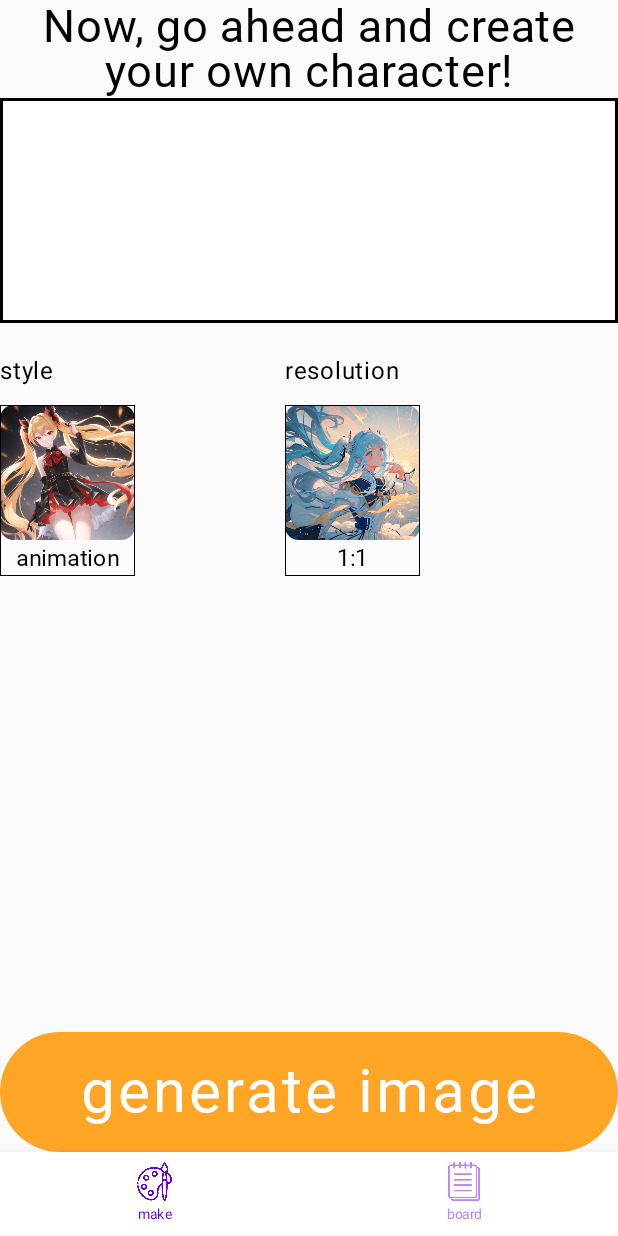
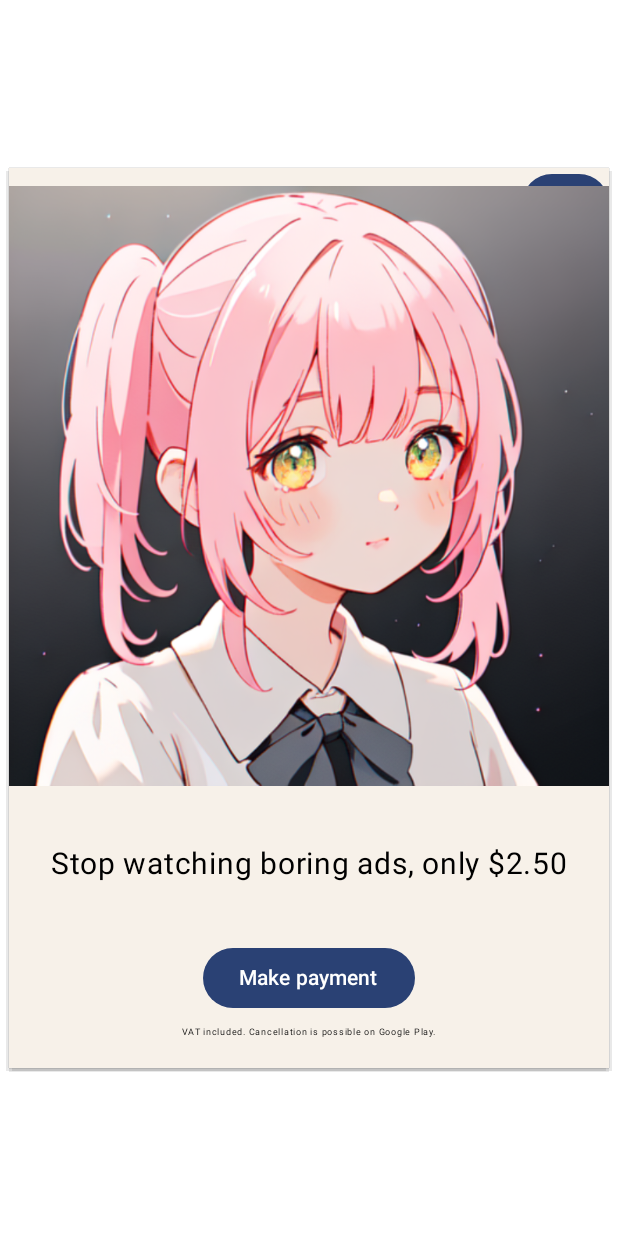
Before and after one commit to lectykim/PARED_GAMES_aijyakae, an Android app built with Jetpack Compose: the MakeJyakae screen opened through its navigation route, on a phone screen of 412 x 824 dp. Run offline under Robolectric (Android 15) with nearby library versions, the phone set to English and light mode, and no system bars; our stand-ins replace AdMob; libraries missing offline, so code that uses them is left out: com.gun0912.tedpermission; pictures from the network do not load; Roboto replaces fonts that are not available here; 1 statement that could not run was skipped.

Commit message:
[FEAT] imply payment system

```diff
--- a/app/src/main/java/com/paredgames/aijyakae/data/util/SharedPreferenceDataKeys.kt
+++ b/app/src/main/java/com/paredgames/aijyakae/data/util/SharedPreferenceDataKeys.kt
@@ -4,4 +4,5 @@ object SharedPreferenceDataKeys {
     const val  SHARED_KEY_BEFORE_LOGIN:String="BeforeLogin"
     const val IS_LOGIN_KEY:String="isLogin"
     const val LAST_MODIFIED_STR_KEY:String="LastModifiedStr"
+    const val IS_ADD_SHOW:String="isAddShow"
 }
--- a/app/src/main/java/com/paredgames/aijyakae/ui/composables/makejyakae/MakeJyakaeComposable.kt
+++ b/app/src/main/java/com/paredgames/aijyakae/ui/composables/makejyakae/MakeJyakaeComposable.kt
@@ -8,6 +8,7 @@ import android.util.Log
 import android.widget.EditText
 import android.widget.Toast
 import androidx.annotation.RequiresApi
+import androidx.compose.foundation.Image
 import androidx.compose.foundation.layout.Arrangement
 import androidx.compose.foundation.layout.Column
 import androidx.compose.foundation.layout.PaddingValues
@@ -65,6 +66,7 @@ import com.paredgames.aijyakae.ui.composables.beforelogin.title.TitleText
 import com.paredgames.aijyakae.ui.composables.makejyakae.item.DrawingStyleItemBottomSheet
 import com.paredgames.aijyakae.ui.composables.makejyakae.item.ItemLogo
 import com.paredgames.aijyakae.ui.composables.makejyakae.item.ResolutionItemBottomSheet
+import com.paredgames.aijyakae.ui.composables.makejyakae.popupbox.PopupBox
 import com.paredgames.aijyakae.ui.composables.makejyakae.textfield.CustomTextField
 import com.paredgames.aijyakae.ui.nav.BottomNavBar
 import com.paredgames.aijyakae.ui.theme.AijyakaeTheme
@@ -116,6 +118,11 @@ import java.net.URL
             mutableStateOf(false)
         }
 
+        var showPopup by rememberSaveable {
+            mutableStateOf(makeJyakaeViewModel.getPreferenceData(SharedPreferenceDataKeys.IS_ADD_SHOW,"true"))
+        }
+
+
         if(isDrawingStyleModalOpen){
             DrawingStyleItemBottomSheet(
                 closeSheet = {isDrawingStyleModalOpen=false},
@@ -130,6 +137,8 @@ import java.net.URL
             )
 
         }
+
+
 
         if(isFinal){
             FinalResultImage(modifier = modifier, makeJyakaeViewModel = makeJyakaeViewModel, navController = navController)
@@ -271,12 +280,37 @@ import java.net.URL
                     }
                 }
                 BottomNavBar(navController = navController)
+
             }
+            PopupBox(
+                popupWidth = 400,
+                popupHeight = 600,
+                showPopup = showPopup,
+                onClickCancelButton = {showPopup="false"},
+                content = { PaymentCompose() },
+                makeJyakaeViewModel
+            )
         }
 
 
     }
 
+@Composable
+fun PaymentCompose(){
+    Column (
+        verticalArrangement = Arrangement.Center,
+        horizontalAlignment = Alignment.CenterHorizontally
+    ){
+        Image(painter = painterResource(id = R.drawable.twod_image), contentDescription = "no_add")
+        Spacer(modifier = Modifier.padding(20.dp))
+        Text(text = stringResource(id = R.string.no_add_introduce), fontSize = 20.sp)
+        Spacer(modifier = Modifier.padding(20.dp))
+        Button(onClick = { /*TODO: 결제모듈 구현*/ }) {
+            Text(text = stringResource(id = R.string.add_payment))
+        }
+        Text(text = stringResource(id = R.string.no_add_small_introduce), fontSize = 6.sp)
+    }
+}
 
 @Composable
 fun FinalResultImage(
--- /dev/null
+++ b/app/src/main/java/com/paredgames/aijyakae/ui/composables/makejyakae/popupbox/Popupbox.kt
@@ -0,0 +1,69 @@
+package com.paredgames.aijyakae.ui.composables.makejyakae.popupbox
+
+import androidx.compose.foundation.background
+import androidx.compose.foundation.layout.Box
+import androidx.compose.foundation.layout.fillMaxSize
+import androidx.compose.foundation.layout.fillMaxWidth
+import androidx.compose.foundation.layout.height
+import androidx.compose.foundation.layout.width
+import androidx.compose.foundation.shape.RoundedCornerShape
+import androidx.compose.material3.Button
+import androidx.compose.material3.Text
+import androidx.compose.runtime.Composable
+import androidx.compose.ui.Alignment
+import androidx.compose.ui.Modifier
+import androidx.compose.ui.draw.clip
+import androidx.compose.ui.graphics.Color
+import androidx.compose.ui.res.colorResource
+import androidx.compose.ui.unit.dp
+import androidx.compose.ui.window.Popup
+import androidx.compose.ui.window.PopupProperties
+import androidx.compose.ui.zIndex
+import com.paredgames.aijyakae.R
+import com.paredgames.aijyakae.data.util.SharedPreferenceDataKeys
+import com.paredgames.aijyakae.ui.viewmodel.MakeJyakaeViewModel
+
+@Composable
+fun PopupBox(
+    popupWidth:Int,
+    popupHeight:Int,
+    showPopup:String,
+    onClickCancelButton:()->Unit,
+    content:@Composable() ()->Unit,
+    makeJyakaeViewModel: MakeJyakaeViewModel
+){
+    if(showPopup=="true"){
+        //full screen background
+        Box(
+            modifier = Modifier
+                .fillMaxSize()
+                .background(Color.White)
+                .zIndex(10F),
+            contentAlignment = Alignment.Center
+        ){
+            Popup (
+                alignment = Alignment.Center,
+                properties = PopupProperties(
+                    excludeFromSystemGesture = true
+                ),
+                onDismissRequest ={onClickCancelButton()
+                makeJyakaeViewModel.setPreferenceData(SharedPreferenceDataKeys.IS_ADD_SHOW,"false")}
+            ){
+                Box(modifier = Modifier
+                    .width(width = popupWidth.dp)
+                    .height(height = popupHeight.dp)
+                    .background(colorResource(id = R.color.warm_button_orange_disable))
+                    .clip(RoundedCornerShape(4.dp)),
+                    contentAlignment = Alignment.Center
+                ){
+                    Button(modifier = Modifier.align(Alignment.TopEnd), onClick = { onClickCancelButton()
+                        makeJyakaeViewModel.setPreferenceData(SharedPreferenceDataKeys.IS_ADD_SHOW,"false")}) {
+                        Text(text = "X")
+                    }
+                    content()
+                }
+            }
+        }
+    }
+
+}
--- a/app/src/main/res/values/colors.xml
+++ b/app/src/main/res/values/colors.xml
@@ -11,4 +11,5 @@
     <color name="warm_background_orange">#fff2e6</color>
     <color name="warm_button_orange">#ffa526</color>
     <color name="warm_button_orange_disable">#f7f1e9</color>
+    <color name="add_background_color">#dbdad3</color>
 </resources>
--- a/app/src/main/res/values/strings.xml
+++ b/app/src/main/res/values/strings.xml
@@ -40,4 +40,8 @@
     <string name="prompt">prompt</string>
     <string name="completed_download">completed download</string>
     <string name="copy_prompt">copy prompt</string>
+    <string name="no_add_introduce">Stop watching boring ads, only $2.50</string>
+    <string name="no_add_small_introduce">VAT included. Cancellation is possible on Google Play.</string>
+    <string name="add_payment">Make payment</string>
+    <string name="onclick_back_button">Press one more time to exit.</string>
 </resources>
```
Also changed, not shown: app/src/main/java/com/paredgames/aijyakae/MainActivity.kt (+19 -0 lines), app/src/main/java/com/paredgames/aijyakae/ui/composables/preview/MakeJyakaePreview.kt (+12 -1 lines), app/src/main/res/drawable/no_add.png (added), 1 other file.
